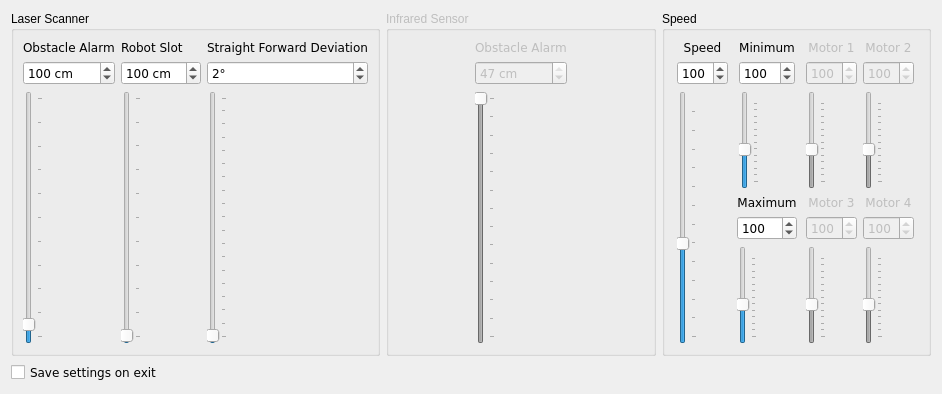
This is direcs/src/settingsDialog.ui in markusk/direcs as Qt 5 draws it before an edit. The edited form follows.
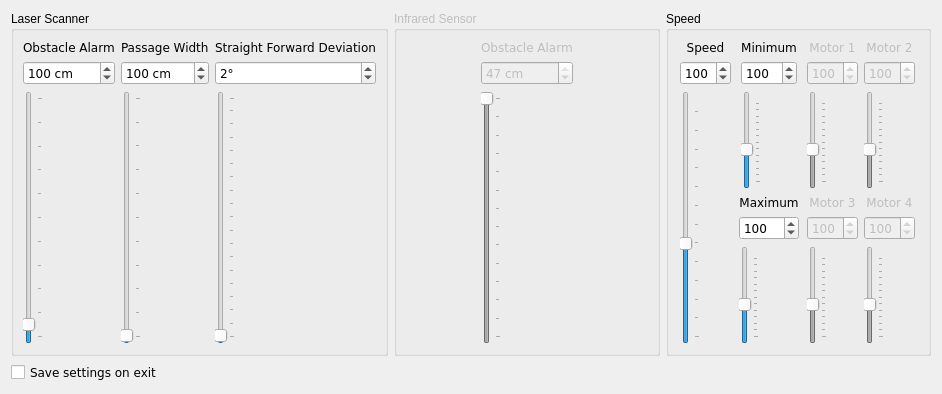
This is the edited form. Icons and pictures are not drawn.

Commit message: Renamed sliderRobotSlotWidth to sliderPassageWidth and corresponding stuff

What changed in the file:
```diff
--- a/direcs/src/settingsDialog.ui
+++ b/direcs/src/settingsDialog.ui
@@ -129,7 +129,7 @@
                </font>
               </property>
               <property name="text">
-               <string>Robot Slot</string>
+               <string>Passage Width</string>
               </property>
               <property name="wordWrap">
                <bool>false</bool>
```
Left out of the diff: 2 changed lines with no effect on the pictures. The commit also changes 6 other files.
